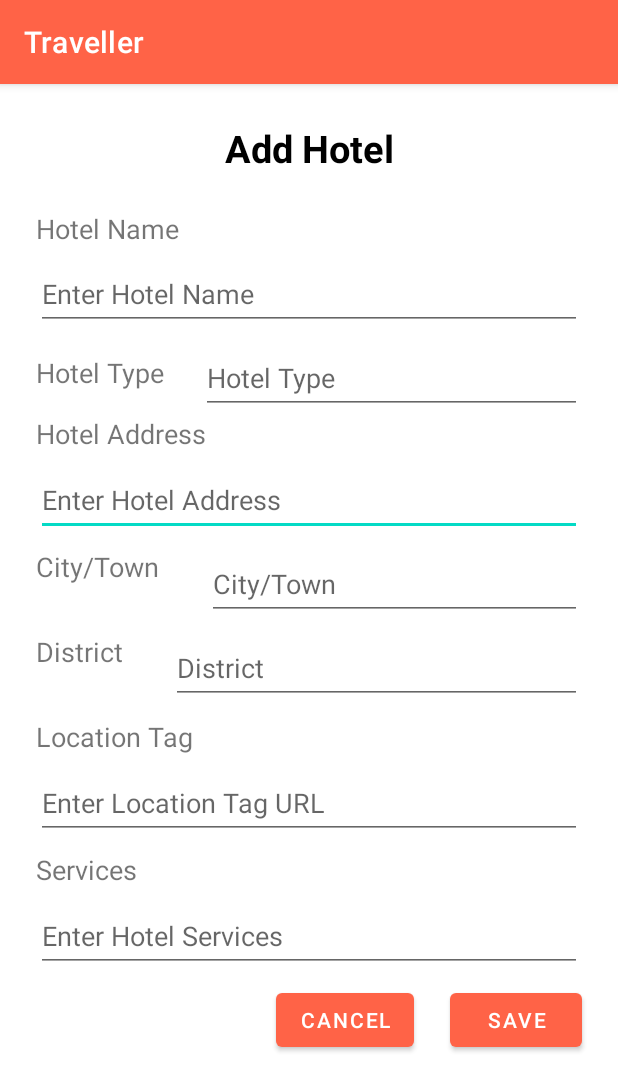
After one commit to isurupathumherath/Traveller, an Android app: the activity_register_hotel screen opened directly, with no data from a screen before it, on a phone screen of 412 x 824 dp. The commit adds this screen. Shown: the top 1091 px of the screen. Run offline under Robolectric (Android 15) with nearby library versions, the phone set to English and light mode, and no system bars; our stand-ins replace Firebase (no records; nobody signed in at launch, a user with empty details on screens opened directly).

Commit message:
Hotel Registration Added

```diff
--- /dev/null
+++ b/app/src/main/java/com/example/newproject/Hotel.java
@@ -0,0 +1,90 @@
+package com.example.newproject;
+
+public class Hotel {
+
+    private String name;
+    private String type;
+    private String address;
+    private String city;
+    private String district;
+    private String province;
+    private String LocationURL;
+    private String service;
+    private String image;
+
+    public Hotel() {
+    }
+
+    public String getName() {
+        return name;
+    }
+
+    public void setName(String name) {
+        this.name = name;
+    }
+
+    public String getType() {
+        return type;
+    }
+
+    public void setType(String type) {
+        this.type = type;
+    }
+
+    public String getAddress() {
+        return address;
+    }
+
+    public void setAddress(String address) {
+        this.address = address;
+    }
+
+    public String getCity() {
+        return city;
+    }
+
+    public void setCity(String city) {
+        this.city = city;
+    }
+
+    public String getDistrict() {
+        return district;
+    }
+
+    public void setDistrict(String district) {
+        this.district = district;
+    }
+
+    public String getProvince() {
+        return province;
+    }
+
+    public void setProvince(String province) {
+        this.province = province;
+    }
+
+    public String getLocationURL() {
+        return LocationURL;
+    }
+
+    public void setLocationURL(String locationURL) {
+        LocationURL = locationURL;
+    }
+
+    public String getService() {
+        return service;
+    }
+
+    public void setService(String service) {
+        this.service = service;
+    }
+
+    public String getImage() {
+        return image;
+    }
+
+    public void setImage(String image) {
+        this.image = image;
+    }
+
+}
--- /dev/null
+++ b/app/src/main/java/com/example/newproject/activity_register_hotel.java
@@ -0,0 +1,100 @@
+package com.example.newproject;
+
+import androidx.appcompat.app.AppCompatActivity;
+
+import android.os.Bundle;
+import android.text.TextUtils;
+import android.view.View;
+import android.widget.Button;
+import android.widget.EditText;
+import android.widget.Toast;
+
+import com.google.firebase.database.DatabaseReference;
+import com.google.firebase.database.FirebaseDatabase;
+
+public class activity_register_hotel extends AppCompatActivity {
+
+    EditText txtName, txtType, txtAddress, txtCity, txtDistrict, txtProvince, txtLocationURL, txtService;
+    Button btnSave;
+    DatabaseReference dbRef;
+    Hotel hotel;
+
+    //Method to clear all user inputss
+    private void clearControls() {
+        txtName.setText("");
+        txtType.setText("");
+        txtAddress.setText("");
+        txtCity.setText("");
+        txtDistrict.setText("");
+        txtProvince.setText("");
+        txtLocationURL.setText("");
+        txtService.setText("");
+    }
+
+    @Override
+    protected void onCreate(Bundle savedInstanceState) {
+        super.onCreate(savedInstanceState);
+        setContentView(R.layout.activity_register_hotel);
+
+
+        txtName = findViewById(R.id.editHotelName);
+        txtAddress = findViewById(R.id.editHotelAddress);
+        txtLocationURL = findViewById(R.id.editHotelLocationTag);
+        txtService = findViewById(R.id.editHotelService);
+        txtType = findViewById(R.id.editHotelType);
+        txtCity = findViewById(R.id.editHotelCity);
+        txtDistrict = findViewById(R.id.editHotelDistrict);
+
+        System.out.println("TYPE:" + txtType);
+        btnSave = findViewById(R.id.btnSave);
+
+        hotel = new Hotel();
+
+        btnSave.setOnClickListener(new View.OnClickListener() {
+            @Override
+            public void onClick(View view) {
+                save();
+            }
+        });
+    }
+
+    public void save() {
+        dbRef = FirebaseDatabase.getInstance().getReference().child("Hotel");
+
+        try{
+            if(TextUtils.isEmpty(txtName.getText().toString()))
+                Toast.makeText(getApplicationContext(), "Please Enter Hotel Name", Toast.LENGTH_SHORT).show();
+            else if(TextUtils.isEmpty(txtAddress.getText().toString()))
+                Toast.makeText(getApplicationContext(), "Please Enter Hotel Address", Toast.LENGTH_SHORT).show();
+            else if(TextUtils.isEmpty(txtLocationURL.getText().toString()))
+                Toast.makeText(getApplicationContext(), "Please Enter Hotel Location ", Toast.LENGTH_SHORT).show();
+            else if(TextUtils.isEmpty(txtService.getText().toString()))
+                Toast.makeText(getApplicationContext(), "Please Enter Hotel Services ", Toast.LENGTH_SHORT).show();
+            else if(TextUtils.isEmpty(txtType.getText().toString()))
+                Toast.makeText(getApplicationContext(), "Please Enter Hotel Services ", Toast.LENGTH_SHORT).show();
+            else if(TextUtils.isEmpty(txtCity.getText().toString()))
+                Toast.makeText(getApplicationContext(), "Please Enter Hotel Services ", Toast.LENGTH_SHORT).show();
+            else if(TextUtils.isEmpty(txtDistrict.getText().toString()))
+                Toast.makeText(getApplicationContext(), "Please Enter Hotel Services ", Toast.LENGTH_SHORT).show();
+
+            else{
+                hotel.setName(txtName.getText().toString().trim());
+                hotel.setAddress(txtAddress.getText().toString().trim());
+                hotel.setLocationURL(txtLocationURL.getText().toString().trim());
+                hotel.setService(txtService.getText().toString().trim());
+                hotel.setType(txtType.getText().toString().trim());
+                hotel.setCity(txtCity.getText().toString().trim());
+                hotel.setDistrict(txtDistrict.getText().toString().trim());
+
+                dbRef.push().setValue(hotel);
+//                dbRef.child("htl1").setValue(hotel);
+
+                Toast.makeText(getApplicationContext(), "Data Saved Successfully", Toast.LENGTH_SHORT).show();
+                clearControls();
+            }
+        }
+        catch (Exception e) {
+            Toast.makeText(getApplicationContext(), "Invalid Data", Toast.LENGTH_SHORT).show();
+        }
+    }
+}
--- /dev/null
+++ b/app/src/main/res/layout/activity_register_hotel.xml
@@ -0,0 +1,239 @@
+<?xml version="1.0" encoding="utf-8"?>
+<androidx.constraintlayout.widget.ConstraintLayout xmlns:android="http://schemas.android.com/apk/res/android"
+    xmlns:app="http://schemas.android.com/apk/res-auto"
+    xmlns:tools="http://schemas.android.com/tools"
+    android:layout_width="match_parent"
+    android:layout_height="match_parent"
+    tools:context=".activity_register_hotel">
+
+    <TextView
+        android:id="@+id/addHotel"
+        android:layout_width="wrap_content"
+        android:layout_height="wrap_content"
+        android:layout_marginTop="25dp"
+        android:gravity="center"
+        android:text="@string/addHotel"
+        android:textColor="@color/black"
+        android:textSize="25dp"
+        android:textStyle="bold"
+        app:layout_constraintEnd_toEndOf="parent"
+        app:layout_constraintStart_toStartOf="parent"
+        app:layout_constraintTop_toTopOf="parent"
+        app:layout_constraintVertical_bias="0.794" />
+
+    <TextView
+        android:id="@+id/textHotelDistrict"
+        android:layout_width="wrap_content"
+        android:layout_height="wrap_content"
+        android:layout_marginStart="24dp"
+        android:layout_marginTop="32dp"
+        android:text="@string/createHotelDistrict"
+        android:textSize="18dp"
+        app:layout_constraintStart_toStartOf="parent"
+        app:layout_constraintTop_toBottomOf="@+id/textHotelCity" />
+
+    <TextView
+        android:id="@+id/textHotelCity"
+        android:layout_width="wrap_content"
+        android:layout_height="wrap_content"
+        android:layout_marginStart="24dp"
+        android:layout_marginTop="8dp"
+        android:text="@string/createHotelCity"
+        android:textSize="18dp"
+        app:layout_constraintStart_toStartOf="parent"
+        app:layout_constraintTop_toBottomOf="@+id/editHotelAddress" />
+
+    <EditText
+        android:id="@+id/editHotelAddress"
+        android:layout_width="0dp"
+        android:layout_height="wrap_content"
+        android:layout_marginStart="24dp"
+        android:layout_marginTop="8dp"
+        android:layout_marginEnd="24dp"
+        android:ems="10"
+        android:hint="@string/createHotelAddressTest"
+        android:inputType="textPersonName"
+        android:minHeight="48dp"
+        app:layout_constraintEnd_toEndOf="parent"
+        app:layout_constraintHorizontal_bias="1.0"
+        app:layout_constraintStart_toStartOf="parent"
+        app:layout_constraintTop_toBottomOf="@+id/textHotelAddress" />
+
+    <TextView
+        android:id="@+id/textHotelAddress"
+        android:layout_width="wrap_content"
+        android:layout_height="wrap_content"
+        android:layout_marginStart="24dp"
+        android:layout_marginTop="16dp"
+        android:text="@string/editHotelAddress"
+        android:textSize="18dp"
+        app:layout_constraintStart_toStartOf="parent"
+        app:layout_constraintTop_toBottomOf="@+id/textHotelType" />
+
+    <ImageView
+        android:id="@+id/imageView"
+        android:layout_width="wrap_content"
+        android:layout_height="wrap_content"
+        android:layout_marginTop="8dp"
+        app:layout_constraintEnd_toEndOf="parent"
+        app:layout_constraintStart_toStartOf="parent"
+        app:layout_constraintTop_toTopOf="parent" />
+
+    <TextView
+        android:id="@+id/textHotelName"
+        android:layout_width="wrap_content"
+        android:layout_height="24dp"
+        android:layout_marginStart="24dp"
+        android:layout_marginTop="24dp"
+        android:text="@string/createHotelName"
+        android:textSize="18dp"
+        app:layout_constraintStart_toStartOf="parent"
+        app:layout_constraintTop_toBottomOf="@+id/addHotel" />
+
+    <TextView
+        android:id="@+id/textHotelLocationTag"
+        android:layout_width="wrap_content"
+        android:layout_height="wrap_content"
+        android:layout_marginStart="24dp"
+        android:layout_marginTop="32dp"
+        android:text="@string/createHotelLocationTag"
+        android:textSize="18dp"
+        app:layout_constraintStart_toStartOf="parent"
+        app:layout_constraintTop_toBottomOf="@+id/textHotelDistrict" />
+
+    <TextView
+        android:id="@+id/textHotelService"
+        android:layout_width="wrap_content"
+        android:layout_height="wrap_content"
+        android:layout_marginStart="24dp"
+        android:layout_marginTop="8dp"
+        android:text="@string/createHotelService"
+        android:textSize="18dp"
+        app:layout_constraintStart_toStartOf="parent"
+        app:layout_constraintTop_toBottomOf="@+id/editHotelLocationTag" />
+
+    <TextView
+        android:id="@+id/textHotelType"
+        android:layout_width="wrap_content"
+        android:layout_height="wrap_content"
+        android:layout_marginStart="24dp"
+        android:layout_marginTop="16dp"
+        android:text="@string/createHotelType"
+        android:textSize="18dp"
+        app:layout_constraintStart_toStartOf="parent"
+        app:layout_constraintTop_toBottomOf="@+id/editHotelName" />
+
+    <EditText
+        android:id="@+id/editHotelName"
+        android:layout_width="0dp"
+        android:layout_height="wrap_content"
+        android:layout_marginStart="24dp"
+        android:layout_marginTop="8dp"
+        android:layout_marginEnd="24dp"
+        android:ems="10"
+        android:hint="@string/createHotelNameTest"
+        android:inputType="textPersonName"
+        android:minHeight="48dp"
+        app:layout_constraintEnd_toEndOf="parent"
+        app:layout_constraintHorizontal_bias="0.5"
+        app:layout_constraintStart_toStartOf="parent"
+        app:layout_constraintTop_toBottomOf="@+id/textHotelName" />
+
+    <EditText
+        android:id="@+id/editHotelType"
+        android:layout_width="0dp"
+        android:layout_height="wrap_content"
+        android:layout_marginStart="24dp"
+        android:layout_marginTop="8dp"
+        android:layout_marginEnd="24dp"
+        android:ems="10"
+        android:hint="@string/createHotelType"
+        android:inputType="textPersonName"
+        android:minHeight="48dp"
+        app:layout_constraintEnd_toEndOf="parent"
+        app:layout_constraintStart_toEndOf="@+id/textHotelType"
+        app:layout_constraintTop_toBottomOf="@+id/editHotelName" />
+
+    <EditText
+        android:id="@+id/editHotelCity"
+        android:layout_width="0dp"
+        android:layout_height="wrap_content"
+        android:layout_marginStart="32dp"
+        android:layout_marginTop="8dp"
+        android:layout_marginEnd="24dp"
+        android:ems="10"
+        android:hint="@string/createHotelCity"
+        android:inputType="textPersonName"
+        android:minHeight="48dp"
+        app:layout_constraintEnd_toEndOf="parent"
+        app:layout_constraintStart_toEndOf="@+id/textHotelCity"
+        app:layout_constraintTop_toBottomOf="@+id/editHotelAddress" />
+
+    <EditText
+        android:id="@+id/editHotelDistrict"
+        android:layout_width="0dp"
+        android:layout_height="wrap_content"
+        android:layout_marginStart="32dp"
+        android:layout_marginTop="8dp"
+        android:layout_marginEnd="24dp"
+        android:ems="10"
+        android:hint="@string/createHotelDistrict"
+        android:inputType="textPersonName"
+        android:minHeight="48dp"
+        app:layout_constraintEnd_toEndOf="parent"
+        app:layout_constraintStart_toEndOf="@+id/textHotelDistrict"
+        app:layout_constraintTop_toBottomOf="@+id/editHotelCity" />
+
+    <EditText
+        android:id="@+id/editHotelLocationTag"
+        android:layout_width="0dp"
+        android:layout_height="wrap_content"
+        android:layout_marginStart="24dp"
+        android:layout_marginTop="8dp"
+        android:layout_marginEnd="24dp"
+        android:ems="10"
+        android:hint="@string/createHotelLocationTagTest"
+        android:inputType="textPersonName"
+        android:minHeight="48dp"
+        app:layout_constraintEnd_toEndOf="parent"
+        app:layout_constraintHorizontal_bias="1.0"
+        app:layout_constraintStart_toStartOf="parent"
+        app:layout_constraintTop_toBottomOf="@+id/textHotelLocationTag" />
+
+    <EditText
+        android:id="@+id/editHotelService"
+        android:layout_width="0dp"
+        android:layout_height="wrap_content"
+        android:layout_marginStart="24dp"
+        android:layout_marginTop="8dp"
+        android:layout_marginEnd="24dp"
+        android:ems="10"
+        android:hint="@string/createHotelServiceText"
+        android:inputType="textPersonName"
+        android:minHeight="48dp"
+        app:layout_constraintEnd_toEndOf="parent"
+        app:layout_constraintHorizontal_bias="1.0"
+        app:layout_constraintStart_toStartOf="parent"
+        app:layout_constraintTop_toBottomOf="@+id/textHotelService" />
+
+    <Button
+        android:id="@+id/btnCancel"
+        android:layout_width="wrap_content"
+        android:layout_height="wrap_content"
+        android:layout_marginTop="8dp"
+        android:layout_marginEnd="24dp"
+        android:text="@string/btnCancel"
+        app:layout_constraintEnd_toStartOf="@+id/btnSave"
+        app:layout_constraintTop_toBottomOf="@+id/editHotelService" />
+
+    <Button
+        android:id="@+id/btnSave"
+        android:layout_width="wrap_content"
+        android:layout_height="wrap_content"
+        android:layout_marginTop="8dp"
+        android:layout_marginEnd="24dp"
+        android:text="@string/btnSave"
+        app:layout_constraintEnd_toEndOf="parent"
+        app:layout_constraintTop_toBottomOf="@+id/editHotelService" />
+
+</androidx.constraintlayout.widget.ConstraintLayout>
--- a/app/src/main/res/values/strings.xml
+++ b/app/src/main/res/values/strings.xml
@@ -70,4 +70,22 @@
     <string name="rev_btn">Submit</string>review
     <string name="review">Enter review here</string>
     <string name="AllGuide">All Guides</string>
+
+    <string name="createHotelName">Hotel Name</string>
+    <string name="createHotelNameTest">Enter Hotel Name</string>
+    <string name="createHotelType">Hotel Type</string>
+    <string name="createHotelAddressTest">Enter Hotel Address</string>
+    <string name="createHotelCity"> City/Town </string>
+    <string name="createHotelProvince">Province</string>
+    <string name="createHotelDistrict">District</string>
+    <string name="createHotelLocationTag">Location Tag</string>
+    <string name="createHotelLocationTagTest">Enter Location Tag URL</string>
+    <string name="createHotelService">Services</string>
+    <string name="createHotelServiceText">Enter Hotel Services</string>
+    <string name="btnCancel">Cancel</string>
+    <string name="btnSave">Save</string>
+    <string name="createHotelAddress">HotelAddress</string>
+    <string name="editHotelAddress">Hotel Address</string>
+    <string name="showAllHotels">All Hotels </string>
+    <string name="addHotel">Add Hotel</string>
 </resources>
```
Also changed, not shown: app/src/main/AndroidManifest.xml (+18 -15 lines).
